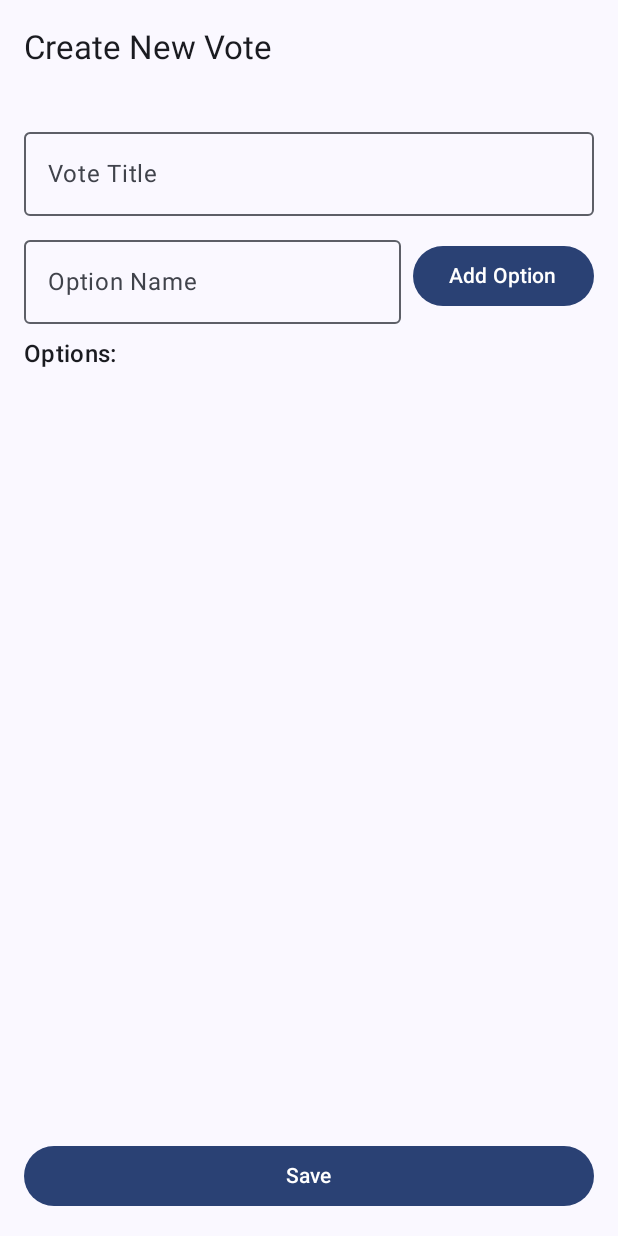
After one commit to delon-nazara/campus-project-pm-end-semester, an Android app built with Jetpack Compose: the composable CreateVoteScreen shown on its own in the app's theme, on a phone screen of 412 x 824 dp. The commit adds this screen. Run offline under Robolectric (Android 15) with nearby library versions, the phone set to English and light mode, and no system bars; our stand-ins replace Firebase (no records; nobody signed in at launch, a user with empty details on screens opened directly); 4 statements that could not run were skipped.

Commit message:
Add Create Vote Screen and logic

```diff
--- a/app/src/main/java/com/example/proyekakhirpemrogramanmobile/MainActivity.kt
+++ b/app/src/main/java/com/example/proyekakhirpemrogramanmobile/MainActivity.kt
@@ -6,6 +6,7 @@ import androidx.activity.compose.setContent
 import androidx.activity.enableEdgeToEdge
 import androidx.compose.runtime.Composable
 import androidx.lifecycle.viewmodel.compose.viewModel
+import com.example.proyekakhirpemrogramanmobile.ui.screen.CreateVote.CreateVoteScreen
 import com.example.proyekakhirpemrogramanmobile.ui.screen.Voting.VotingScreen
 import com.example.proyekakhirpemrogramanmobile.ui.screen.VotingList.VotingListViewModel
 import com.example.proyekakhirpemrogramanmobile.ui.theme.ProyekAkhirPemrogramanMobileTheme
@@ -24,5 +25,5 @@ class MainActivity : ComponentActivity() {
 
 @Composable
 fun Testing(viewModel: VotingListViewModel = viewModel()) {
-    VotingScreen()
+    CreateVoteScreen()
 }
--- /dev/null
+++ b/app/src/main/java/com/example/proyekakhirpemrogramanmobile/ui/screen/CreateVote/CreateVoteScreen.kt
@@ -0,0 +1,142 @@
+package com.example.proyekakhirpemrogramanmobile.ui.screen.CreateVote
+
+import androidx.compose.foundation.layout.Arrangement
+import androidx.compose.foundation.layout.Column
+import androidx.compose.foundation.layout.Row
+import androidx.compose.foundation.layout.Spacer
+import androidx.compose.foundation.layout.fillMaxSize
+import androidx.compose.foundation.layout.fillMaxWidth
+import androidx.compose.foundation.layout.padding
+import androidx.compose.foundation.lazy.LazyColumn
+import androidx.compose.foundation.lazy.items
+import androidx.compose.material.icons.Icons
+import androidx.compose.material.icons.filled.Delete
+import androidx.compose.material3.AlertDialog
+import androidx.compose.material3.Button
+import androidx.compose.material3.ExperimentalMaterial3Api
+import androidx.compose.material3.Icon
+import androidx.compose.material3.IconButton
+import androidx.compose.material3.MaterialTheme
+import androidx.compose.material3.OutlinedTextField
+import androidx.compose.material3.Scaffold
+import androidx.compose.material3.Text
+import androidx.compose.material3.TextButton
+import androidx.compose.material3.TopAppBar
+import androidx.compose.runtime.Composable
+import androidx.compose.runtime.collectAsState
+import androidx.compose.runtime.getValue
+import androidx.compose.runtime.mutableStateOf
+import androidx.compose.runtime.remember
+import androidx.compose.runtime.setValue
+import androidx.compose.ui.Alignment
+import androidx.compose.ui.Modifier
+import androidx.compose.ui.unit.dp
+import androidx.lifecycle.viewmodel.compose.viewModel
+import com.example.proyekakhirpemrogramanmobile.domain.Voting.Vote
+
+@OptIn(ExperimentalMaterial3Api::class)
+@Composable
+fun CreateVoteScreen() {
+    val viewModel: CreateVoteViewModel = viewModel()
+    val isSubmitting = viewModel.isSubmitting.collectAsState()
+
+    var title by remember { mutableStateOf("") }
+    var options by remember { mutableStateOf(mutableListOf<Vote>()) }
+    var optionName by remember { mutableStateOf("") }
+    var showSuccessDialog by remember { mutableStateOf(false) }
+
+    if (showSuccessDialog) {
+        AlertDialog(
+            onDismissRequest = { showSuccessDialog = false },
+            confirmButton = {
+                TextButton(onClick = { showSuccessDialog = false }) {
+                    Text("OK")
+                }
+            },
+            title = { Text("Success") },
+            text = { Text("Vote created successfully!") }
+        )
+    }
+
+    Scaffold(
+        topBar = {
+            TopAppBar(title = { Text("Create New Vote") })
+        }
+    ) { paddingValues ->
+        Column(
+            modifier = Modifier
+                .fillMaxSize()
+                .padding(paddingValues)
+                .padding(16.dp),
+            verticalArrangement = Arrangement.spacedBy(8.dp)
+        ) {
+            OutlinedTextField(
+                value = title,
+                onValueChange = { title = it },
+                label = { Text("Vote Title") },
+                modifier = Modifier.fillMaxWidth()
+            )
+
+            Row(
+                verticalAlignment = Alignment.CenterVertically,
+                horizontalArrangement = Arrangement.spacedBy(8.dp)
+            ) {
+                OutlinedTextField(
+                    value = optionName,
+                    onValueChange = { optionName = it },
+                    label = { Text("Option Name") },
+                    modifier = Modifier.weight(1f)
+                )
+                Button(
+                    onClick = {
+                        if (optionName.isNotBlank()) {
+                            options.add(Vote(name = optionName, count = 0))
+                            optionName = ""
+                        }
+                    }
+                ) {
+                    Text("Add Option")
+                }
+            }
+
+            Text("Options:", style = MaterialTheme.typography.titleMedium)
+
+            LazyColumn(
+                verticalArrangement = Arrangement.spacedBy(8.dp)
+            ) {
+                items(options) { option ->
+                    Row(
+                        modifier = Modifier
+                            .fillMaxWidth()
+                            .padding(8.dp),
+                        horizontalArrangement = Arrangement.SpaceBetween
+                    ) {
+                        Text(text = option.name, style = MaterialTheme.typography.bodyMedium)
+                        IconButton(onClick = { options.remove(option) }) {
+                            Icon(Icons.Default.Delete, contentDescription = "Remove Option")
+                        }
+                    }
+                }
+            }
+
+            Spacer(modifier = Modifier.weight(1f))
+
+            Button(
+                onClick = {
+                    if (title.isNotBlank() && options.isNotEmpty()) {
+                        viewModel.createVote(
+                            title = title,
+                            options = options,
+                            onSuccess = { showSuccessDialog = true },
+                            onError = { exception -> exception.printStackTrace() }
+                        )
+                    }
+                },
+                enabled = !isSubmitting.value && title.isNotBlank() && options.isNotEmpty(),
+                modifier = Modifier.fillMaxWidth()
+            ) {
+                Text(if (isSubmitting.value) "Submitting..." else "Save")
+            }
+        }
+    }
+}
--- a/app/src/main/java/com/example/proyekakhirpemrogramanmobile/ui/screen/Voting/VotingViewModel.kt
+++ b/app/src/main/java/com/example/proyekakhirpemrogramanmobile/ui/screen/Voting/VotingViewModel.kt
@@ -1,6 +1,5 @@
 package com.example.proyekakhirpemrogramanmobile.ui.screen.Voting
 
-import android.util.Log
 import androidx.lifecycle.ViewModel
 import com.example.proyekakhirpemrogramanmobile.domain.Voting.Vote
 import com.example.proyekakhirpemrogramanmobile.domain.Voting.VoteList
```
Also changed, not shown: app/src/main/java/com/example/proyekakhirpemrogramanmobile/ui/screen/CreateVote/CreateVoteViewModel.kt (added, +37 -0 lines).
